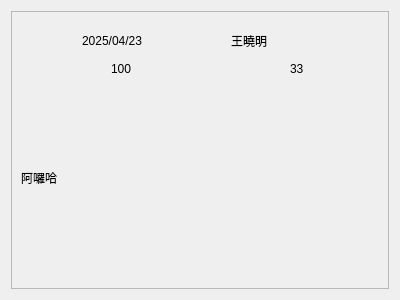
This is comment_frame.ui in lol-James/AI-Yoga-Coach as Qt 5 draws it before an edit. The edited form follows.
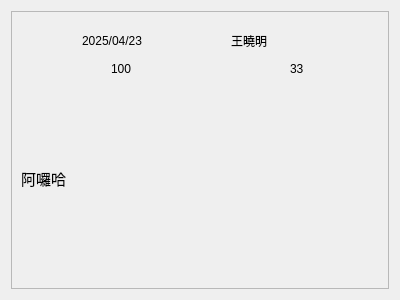
This is the edited form. Icons and pictures are not drawn.

Diff of the .ui file:
```diff
--- a/comment_frame.ui
+++ b/comment_frame.ui
@@ -183,7 +183,8 @@
           </property>
           <property name="font">
            <font>
-            <family>Segoe UI</family>
+            <family>Arial</family>
+            <pointsize>11</pointsize>
            </font>
           </property>
           <property name="text">
```
Left out of the diff: 8 changed lines with no effect on the pictures.
